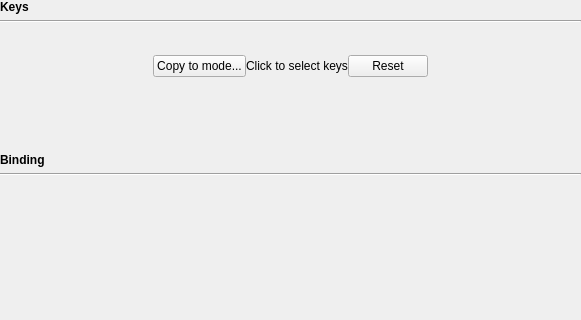
Old version of the form src/ckb/kbbindwidget.ui in the repository ckb-next/ckb-next; both pictures show x 0 to 581 and y 0 to 320 of the 581 by 473 pixel window.
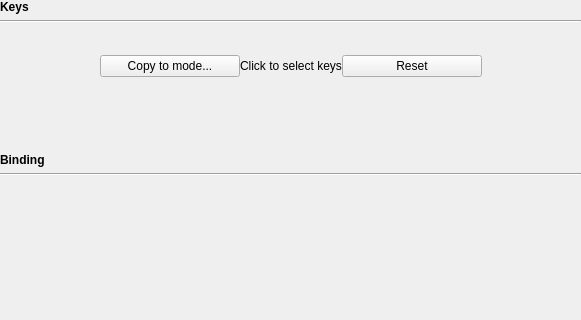
New version of the form. Custom widgets are drawn as their Qt base class.

```diff
--- a/src/ckb/kbbindwidget.ui
+++ b/src/ckb/kbbindwidget.ui
@@ -89,11 +89,23 @@
        <item>
         <widget class="QPushButton" name="copyButton">
          <property name="sizePolicy">
-          <sizepolicy hsizetype="Expanding" vsizetype="Fixed">
-           <horstretch>1</horstretch>
+          <sizepolicy hsizetype="Fixed" vsizetype="Fixed">
+           <horstretch>0</horstretch>
            <verstretch>0</verstretch>
           </sizepolicy>
          </property>
+         <property name="minimumSize">
+          <size>
+           <width>140</width>
+           <height>0</height>
+          </size>
+         </property>
+         <property name="maximumSize">
+          <size>
+           <width>140</width>
+           <height>16777215</height>
+          </size>
+         </property>
          <property name="text">
           <string>Copy to mode...</string>
          </property>
@@ -103,7 +115,7 @@
         <widget class="QLabel" name="selectLabel">
          <property name="sizePolicy">
           <sizepolicy hsizetype="Expanding" vsizetype="Preferred">
-           <horstretch>3</horstretch>
+           <horstretch>0</horstretch>
            <verstretch>0</verstretch>
           </sizepolicy>
          </property>
@@ -119,10 +131,22 @@
         <widget class="QPushButton" name="resetButton">
          <property name="sizePolicy">
           <sizepolicy hsizetype="Expanding" vsizetype="Fixed">
-           <horstretch>1</horstretch>
+           <horstretch>0</horstretch>
            <verstretch>0</verstretch>
           </sizepolicy>
          </property>
+         <property name="minimumSize">
+          <size>
+           <width>140</width>
+           <height>0</height>
+          </size>
+         </property>
+         <property name="maximumSize">
+          <size>
+           <width>140</width>
+           <height>16777215</height>
+          </size>
+         </property>
          <property name="text">
           <string>Reset</string>
          </property>
```
